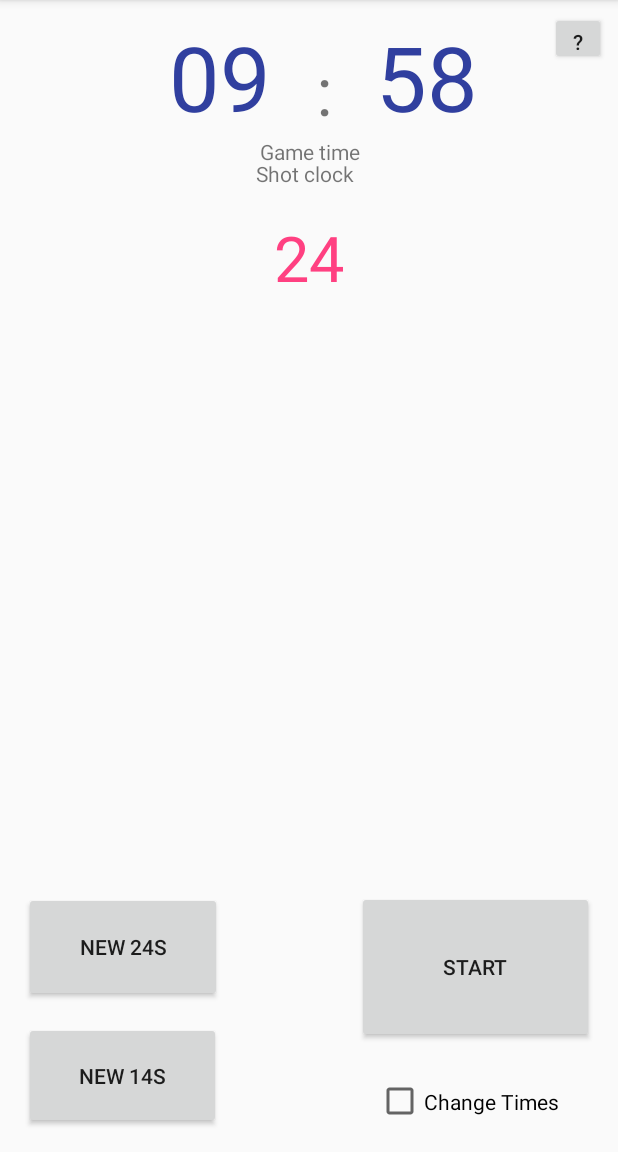
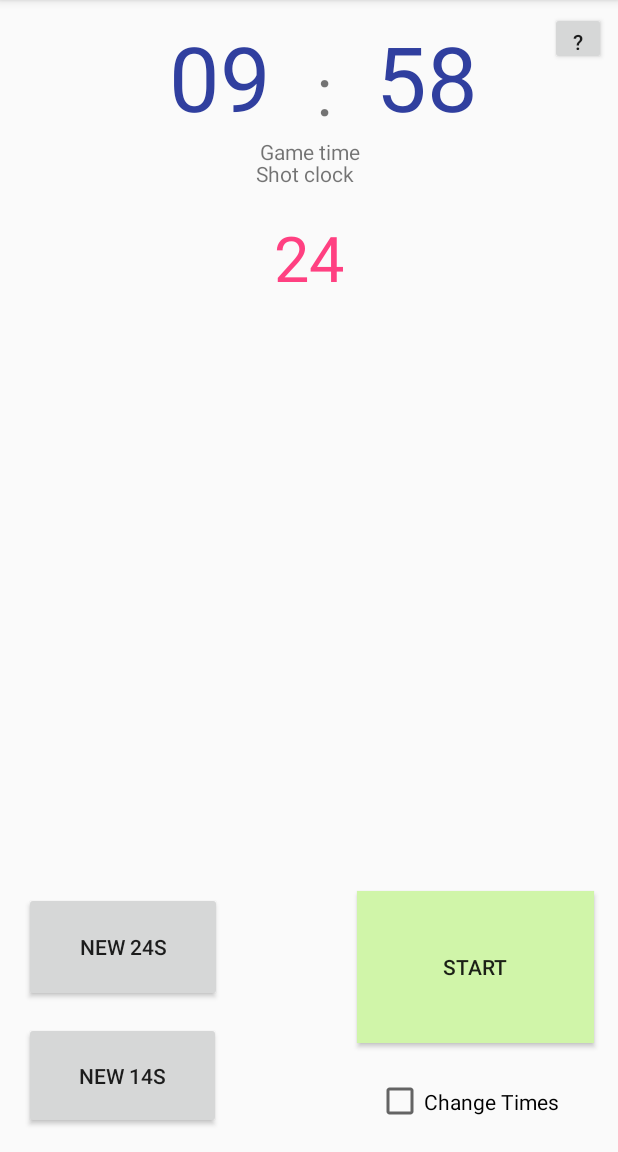
Before and after one commit to rehne93/android-basketball-timer, an Android app: the screen it shows after launch (MainActivity), after a tap on "NEW 24S", on a phone screen of 412 x 824 dp, the part 84-1236 px from its top. Run offline under Robolectric (Android 15) with nearby library versions, the phone set to English and light mode, and no system bars; our stand-ins replace ButterKnife; 3 other taps on this screen came first.

Commit message:
Added colored buttons, fixed error when naming of StartStop Button was wrong

```diff
--- a/app/src/main/java/de/baernreuther/basketballcountdowntimer/MainActivity.java
+++ b/app/src/main/java/de/baernreuther/basketballcountdowntimer/MainActivity.java
@@ -22,6 +22,7 @@ import de.baernreuther.basketballcountdowntimer.listener.editboxes.GameTimeEditT
 
 /**
  * Implements the basic start activity showing the Basketball Countdown Timer for a Quarter.
+ * TODO Make StartStopButton change when shotclock is over
  */
 public class MainActivity extends AppCompatActivity {
 
@@ -65,6 +66,8 @@ public class MainActivity extends AppCompatActivity {
         initializeTimers();
         enableFields();
         initializeListeners();
+
+        // TODO make me my own listener
         editFieldsCheckbox.setOnCheckedChangeListener(new CompoundButton.OnCheckedChangeListener() {
             @Override
             public void onCheckedChanged(CompoundButton buttonView, boolean isChecked) {
@@ -88,7 +91,7 @@ public class MainActivity extends AppCompatActivity {
      */
     private void initializeTimers() {
         GameTimeCountdownTimer.createUniqueInstance(GAMETIME, 1000, minutesLeft, secondsLeft);
-        ShotClockCountdownTimer.createUniqueInstance(SHOTCLOCK, 1000, shotClock);
+        ShotClockCountdownTimer.createUniqueInstance(SHOTCLOCK, 1000, shotClock, startPauseGameTimeButton);
     }
     /*
         Enables or disables all fields.
@@ -104,8 +107,8 @@ public class MainActivity extends AppCompatActivity {
     Initializes all listeners.
      */
     private void initializeListeners() {
-        newShotClockButton.setOnClickListener(new RefreshShotClockListener(shotClock, SHOTCLOCK));
-        newOffenseShotClockButton.setOnClickListener(new RefreshShotClockListener(shotClock, SHORTCLOCK_REBOUND));
+        newShotClockButton.setOnClickListener(new RefreshShotClockListener(shotClock, SHOTCLOCK, startPauseGameTimeButton));
+        newOffenseShotClockButton.setOnClickListener(new RefreshShotClockListener(shotClock, SHORTCLOCK_REBOUND, startPauseGameTimeButton));
         startPauseGameTimeButton.setOnClickListener(new StartStopGameListener(shotClock, startPauseGameTimeButton, editFieldsCheckbox));
         helpButton.setOnClickListener(new HelpListener(this));
 
@@ -114,5 +117,8 @@ public class MainActivity extends AppCompatActivity {
         secondsLeft.addTextChangedListener(new GameTimeEditText(editFieldsCheckbox, minutesLeft, secondsLeft));
     }
 
+    public Button getStartPauseGameTimeButton() {
+        return this.startPauseGameTimeButton;
+    }
 
 }
--- a/app/src/main/java/de/baernreuther/basketballcountdowntimer/countdowntimer/GameTimeCountdownTimer.java
+++ b/app/src/main/java/de/baernreuther/basketballcountdowntimer/countdowntimer/GameTimeCountdownTimer.java
@@ -15,16 +15,22 @@ import de.baernreuther.basketballcountdowntimer.time.TimeConverter;
 public class GameTimeCountdownTimer extends PausableCountDownTimer {
 
 
-    // TODO Think about how to remove redundancy
 
     /*
        We need to only have access to one single instance of this. This instance can be replaced whenever we want, but still only one is allowed to exist.
    */
     private static GameTimeCountdownTimer uniqueInstance = null;
+    /*
+    The minutes left in the game
+     */
+    private EditText minutesLeft;
 
-    private EditText minutesLeft;
+
+    // TODO Think about how to remove redundancy with shotClockCountdownTimer
+    /*
+    The seconds left in the game
+     */
     private EditText secondsLeft;
-
 
     private GameTimeCountdownTimer(long millisInFuture, long countDownInterval, EditText minutesLeft, EditText secondsLeft) {
         super(millisInFuture, countDownInterval);
@@ -39,7 +45,7 @@ public class GameTimeCountdownTimer extends PausableCountDownTimer {
      */
     public static GameTimeCountdownTimer getUniqueInstance() {
         if (uniqueInstance == null) {
-            throw new NullPointerException("Trying to get a GameTimCountdownTimer uninitialized.");
+            throw new NullPointerException("Trying to get a uninitialized GameTimCountdownTimer .");
         }
         return uniqueInstance;
     }
@@ -74,7 +80,7 @@ public class GameTimeCountdownTimer extends PausableCountDownTimer {
 
     @Override
     public void onFinish() {
-        minutesLeft.setText("0");
-        secondsLeft.setText("0");
+        minutesLeft.setText("00");
+        secondsLeft.setText("00");
     }
 }
--- a/app/src/main/java/de/baernreuther/basketballcountdowntimer/countdowntimer/ShotClockCountdownTimer.java
+++ b/app/src/main/java/de/baernreuther/basketballcountdowntimer/countdowntimer/ShotClockCountdownTimer.java
@@ -1,8 +1,10 @@
 package de.baernreuther.basketballcountdowntimer.countdowntimer;
 
+import android.widget.Button;
 import android.widget.EditText;
 import android.widget.TextView;
 
+import de.baernreuther.basketballcountdowntimer.R;
 import de.baernreuther.basketballcountdowntimer.time.TimeConverter;
 
 /**
@@ -28,22 +30,32 @@ public class ShotClockCountdownTimer extends PausableCountDownTimer {
       If the timer has stopped or not.
      */
     private boolean stopped;
+    /*
 
+     */
+    private Button startGameButton;
 
-    private ShotClockCountdownTimer(long millisInFuture, long countDownInterval, EditText attackTimeEditText) {
+    private ShotClockCountdownTimer(long millisInFuture, long countDownInterval, EditText attackTimeEditText, Button startGameButton) {
         super(millisInFuture, countDownInterval);
         this.attackTimeText = attackTimeEditText;
         stopped = false;
+        this.startGameButton = startGameButton;
     }
 
-    public static ShotClockCountdownTimer createUniqueInstance(int seconds, long interval, EditText attackTimeText) {
-        uniqueInstance = new ShotClockCountdownTimer(seconds * 1000, interval, attackTimeText);
+    /*
+    Creates a unique Shotclock Countdowntimer. If there is already one, it will be overwritten.
+     */
+    public static ShotClockCountdownTimer createUniqueInstance(int seconds, long interval, EditText attackTimeText, Button startGameButton) {
+        uniqueInstance = new ShotClockCountdownTimer(seconds * 1000, interval, attackTimeText, startGameButton);
         return uniqueInstance;
     }
 
+    /*
+    Returns the only existing instance of shotclockcountdown.
+     */
     public static ShotClockCountdownTimer getUniqueInstance() {
         if (uniqueInstance == null) {
-            throw new NullPointerException("Trying to get a ShotClockCountdownTimer uninitialized.");
+            throw new NullPointerException("Trying to get a  uninitialized ShotClockCountdownTimer .");
         }
         return uniqueInstance;
     }
@@ -64,6 +76,11 @@ public class ShotClockCountdownTimer extends PausableCountDownTimer {
     public void onFinish() {
         attackTimeText.setText(String.valueOf(0));
         this.stopped = true;
+        if (startGameButton != null) {
+            startGameButton.setText("Start");
+            startGameButton.setBackgroundResource(R.color.game_not_running);
+        }
+
         GameTimeCountdownTimer.getUniqueInstance().pause();
     }
 
--- a/app/src/main/java/de/baernreuther/basketballcountdowntimer/listener/buttons/RefreshShotClockListener.java
+++ b/app/src/main/java/de/baernreuther/basketballcountdowntimer/listener/buttons/RefreshShotClockListener.java
@@ -1,6 +1,7 @@
 package de.baernreuther.basketballcountdowntimer.listener.buttons;
 
 import android.view.View;
+import android.widget.Button;
 import android.widget.EditText;
 
 import de.baernreuther.basketballcountdowntimer.countdowntimer.GameTimeCountdownTimer;
@@ -15,15 +16,17 @@ public class RefreshShotClockListener implements View.OnClickListener {
 
     private EditText attackTime;
     private int timeLeft;
+    private Button startGameButton;
     /**
      * Creates a RefreshShotClockListener who is able to refresh the attack time to a certain amount of time.
      *
      * @param attackTime               the edittext with the current attack time
      * @param timeLeft                 the time left in this attack.
      */
-    public RefreshShotClockListener(EditText attackTime, int timeLeft) {
+    public RefreshShotClockListener(EditText attackTime, int timeLeft, Button startGameButton) {
         this.attackTime = attackTime;
         this.timeLeft = timeLeft;
+        this.startGameButton = startGameButton;
     }
 
     /**
@@ -32,7 +35,7 @@ public class RefreshShotClockListener implements View.OnClickListener {
     @Override
     public void onClick(View v) {
         ShotClockCountdownTimer.getUniqueInstance().cancel();
-        ShotClockCountdownTimer.createUniqueInstance(timeLeft, 1000, attackTime);
+        ShotClockCountdownTimer.createUniqueInstance(timeLeft, 1000, attackTime, startGameButton);
         attackTime.setText(String.valueOf(timeLeft));
         if (!GameTimeCountdownTimer.getUniqueInstance().isPaused()) {
             ShotClockCountdownTimer.getUniqueInstance().start();
--- a/app/src/main/java/de/baernreuther/basketballcountdowntimer/listener/editboxes/AttackTimeEditText.java
+++ b/app/src/main/java/de/baernreuther/basketballcountdowntimer/listener/editboxes/AttackTimeEditText.java
@@ -62,7 +62,7 @@ public class AttackTimeEditText implements TextWatcher {
                 messageBoxFragment.show(mainActivity.getFragmentManager(), "Invalid shot clock time");
                 return;
             }
-            ShotClockCountdownTimer.createUniqueInstance(Integer.valueOf(time), 1000, attackTime);
+            ShotClockCountdownTimer.createUniqueInstance(Integer.valueOf(time), 1000, attackTime, mainActivity.getStartPauseGameTimeButton());
 
         }
     }
--- a/app/src/main/res/layout-land/main.xml
+++ b/app/src/main/res/layout-land/main.xml
@@ -66,6 +66,7 @@
         android:layout_marginBottom="21dp"
         android:layout_marginEnd="16dp"
         android:layout_marginRight="16dp"
+        android:background="@color/game_not_running"
         android:text="Start"
         app:layout_constraintBottom_toTopOf="@+id/editFieldsCheckbox"
         app:layout_constraintRight_toRightOf="parent" />
--- a/app/src/main/res/layout/main.xml
+++ b/app/src/main/res/layout/main.xml
@@ -66,6 +66,7 @@
         android:layout_marginBottom="21dp"
         android:layout_marginEnd="16dp"
         android:layout_marginRight="16dp"
+        android:background="@color/game_not_running"
         android:text="Start"
         app:layout_constraintBottom_toTopOf="@+id/editFieldsCheckbox"
         app:layout_constraintRight_toRightOf="parent" />
--- a/app/src/main/res/values/colors.xml
+++ b/app/src/main/res/values/colors.xml
@@ -5,4 +5,6 @@
     <color name="colorAccent">#FF4081</color>
     <color name="normal_color">#F7FE2E</color>
     <color name="disabled_color">#000000</color>
+    <color name="game_not_running">#D0F5A9</color>
+    <color name="game_running">#F5BCA9</color>
 </resources>
```
Also changed, not shown: app/src/main/java/de/baernreuther/basketballcountdowntimer/listener/buttons/StartStopGameListener.java (+8 -3 lines).
